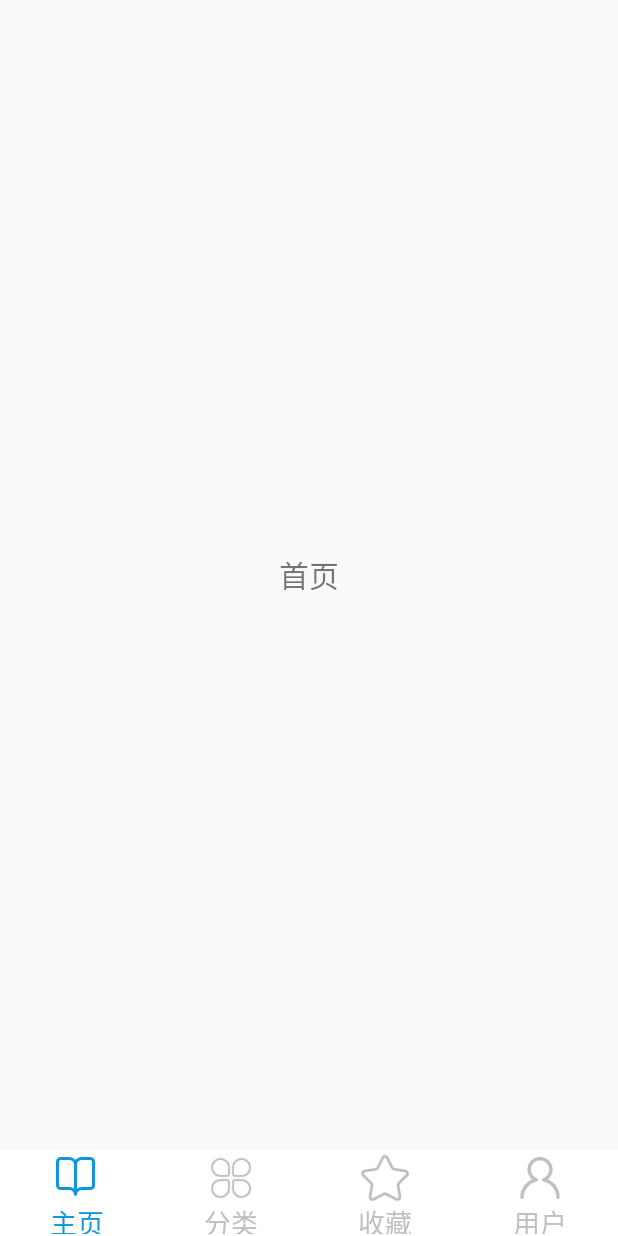
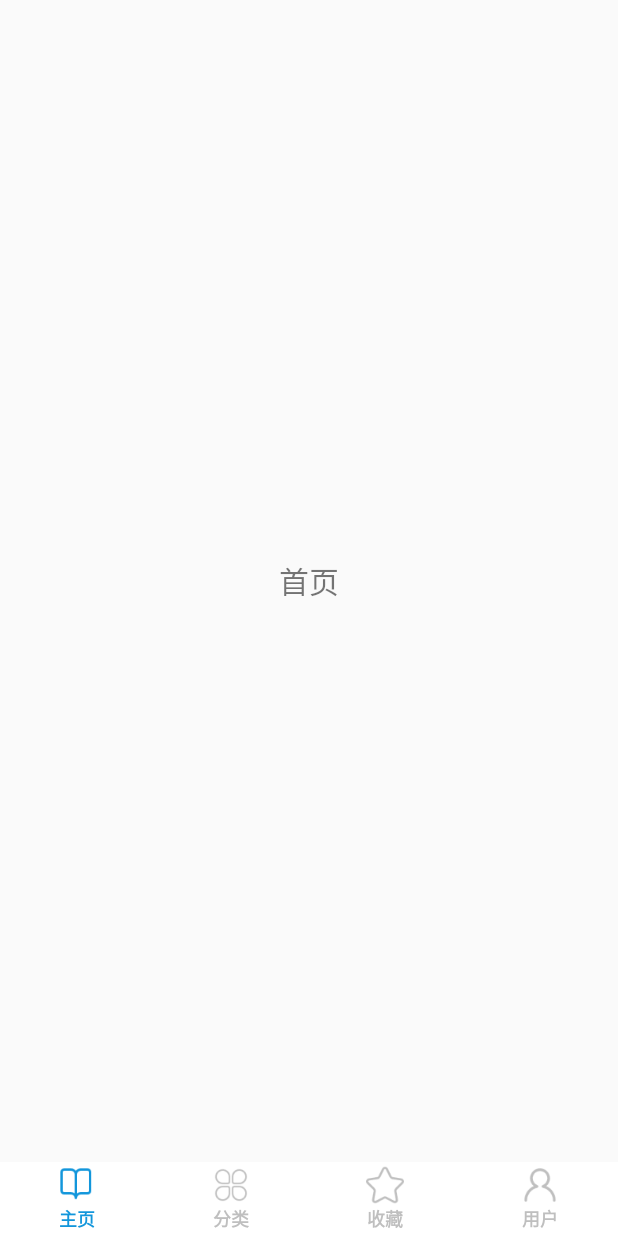
Before and after one commit to clyj/DriverBook, an Android app: the screen it shows after launch (MainActivity), on a phone screen of 412 x 824 dp. Run offline under Robolectric (Android 15) with nearby library versions, the phone set to English and light mode, and no system bars.

Commit message:
entry 0.1

```diff
--- /dev/null
+++ b/app/src/main/java/cn/ed2k/driverbook/activity/BaseActivity.java
@@ -0,0 +1,10 @@
+package cn.ed2k.driverbook.activity;
+
+import android.support.v7.app.AppCompatActivity;
+
+/**
+ * Created by 44525 on 2018/4/14.
+ */
+public class BaseActivity extends AppCompatActivity{
+
+}
--- /dev/null
+++ b/app/src/main/java/cn/ed2k/driverbook/activity/EntryActivity.java
@@ -0,0 +1,53 @@
+package cn.ed2k.driverbook.activity;
+
+import android.animation.Animator;
+import android.animation.AnimatorListenerAdapter;
+import android.animation.AnimatorSet;
+import android.animation.ObjectAnimator;
+import android.content.Intent;
+import android.support.v7.app.AppCompatActivity;
+import android.os.Bundle;
+import android.view.WindowManager;
+import android.widget.ImageView;
+
+
+import cn.ed2k.driverbook.R;
+
+public class EntryActivity extends BaseActivity {
+
+
+    private ImageView mSplashImage;
+    private Intent intent;
+    @Override
+    protected void onCreate(Bundle savedInstanceState) {
+        super.onCreate(savedInstanceState);
+        getWindow().setFlags(WindowManager.LayoutParams.FLAG_FULLSCREEN,
+                WindowManager.LayoutParams.FLAG_FULLSCREEN);
+        setContentView(R.layout.activity_entry);
+        animateImage();
+    }
+
+    private void animateImage(){
+        intent = new Intent(this,MainActivity.class);
+        mSplashImage = (ImageView) findViewById(R.id.entry_doge_bg);
+        ObjectAnimator animatorX = ObjectAnimator.ofFloat(mSplashImage,"scaleX",1f,1.6f);
+        ObjectAnimator animatorY = ObjectAnimator.ofFloat(mSplashImage,"scaleY",1f,1.6f);
+        ObjectAnimator animatoral = ObjectAnimator.ofFloat(mSplashImage,"alpha",1,0);
+
+        AnimatorSet set = new AnimatorSet();
+        set.setDuration(5000).play(animatorY).with(animatorX).with(animatoral);
+        set.start();
+
+        set.addListener(new AnimatorListenerAdapter() {
+            @Override
+            public void onAnimationEnd(Animator animation) {
+//                Intent intent = new Intent(this,MainActivity.class);
+                startActivity(intent);
+                finish();
+            }
+        });
+
+    }
+
+
+}
--- a/app/src/main/java/cn/ed2k/driverbook/activity/MainActivity.java
+++ b/app/src/main/java/cn/ed2k/driverbook/activity/MainActivity.java
@@ -1,5 +1,7 @@
 package cn.ed2k.driverbook.activity;
 
+import android.graphics.Rect;
+import android.graphics.drawable.Drawable;
 import android.os.Bundle;
 import android.support.design.widget.FloatingActionButton;
 import android.support.design.widget.Snackbar;
@@ -19,10 +21,7 @@ public class MainActivity extends AppCompatActivity implements RadioGroup.OnChec
 
 
     private RadioGroup rg_tab_bar;
-    private RadioButton rb_home;
-    private RadioButton rb_classify;
-    private RadioButton rb_love;
-    private RadioButton rb_user;
+    private RadioButton[] rbs;
     private ViewPager vpager;
 
     private FragmentPagerAdapter mAdapter;
@@ -43,18 +42,31 @@ public class MainActivity extends AppCompatActivity implements RadioGroup.OnChec
 
     private void bindViews(){
         rg_tab_bar = (RadioGroup)findViewById(R.id.rg_tab_bar);
-        rb_home = (RadioButton) findViewById(R.id.rb_home);
-        rb_classify = (RadioButton) findViewById(R.id.rb_classify);
-        rb_love = (RadioButton) findViewById(R.id.rb_love);
-        rb_user = (RadioButton) findViewById(R.id.rb_user);
+        rbs = new RadioButton[4];
+        rbs[PAGE_ONE] = (RadioButton) findViewById(R.id.rb_home);
+        rbs[PAGE_TWO] = (RadioButton) findViewById(R.id.rb_classify);
+        rbs[PAGE_THREE] = (RadioButton) findViewById(R.id.rb_love);
+        rbs[PAGE_FOUR] = (RadioButton) findViewById(R.id.rb_user);
         rg_tab_bar.setOnCheckedChangeListener(this);
+
+        for (RadioButton rb : rbs) {
+            //挨着给每个RadioButton加入drawable限制边距以控制显示大小
+            Drawable[] drs = rb.getCompoundDrawables();
+            //获取drawables
+            Rect r = new Rect(0, 0, drs[1].getMinimumWidth()*4/5, drs[1].getMinimumHeight()*4/5);
+            //定义一个Rect边界
+            drs[1].setBounds(r);
+
+            rb.setCompoundDrawables(null,drs[1],null,null);
+            //添加限制给控件
+        }
     }
 
     private void initView(){
         vpager = (ViewPager) findViewById(R.id.book_vpager);
         vpager.setAdapter(mAdapter);
         vpager.addOnPageChangeListener(this);
-        rb_home.setChecked(true);
+        rbs[PAGE_ONE].setChecked(true);
     }
     @Override
     public boolean onCreateOptionsMenu(Menu menu) {
@@ -111,16 +123,16 @@ public class MainActivity extends AppCompatActivity implements RadioGroup.OnChec
         if (state == 2){
             switch (vpager.getCurrentItem()){
                 case PAGE_ONE:
-                    rb_home.setChecked(true);
+                    rbs[PAGE_ONE].setChecked(true);
                     break;
                 case PAGE_TWO:
-                    rb_classify.setChecked(true);
+                    rbs[PAGE_TWO].setChecked(true);
                     break;
                 case PAGE_THREE:
-                    rb_love.setChecked(true);
+                    rbs[PAGE_THREE].setChecked(true);
                     break;
                 case PAGE_FOUR:
-                    rb_user.setChecked(true);
+                    rbs[PAGE_FOUR].setChecked(true);
                     break;
             }
         }
--- /dev/null
+++ b/app/src/main/java/cn/ed2k/driverbook/app/App.java
@@ -0,0 +1,16 @@
+package cn.ed2k.driverbook.app;
+
+import android.app.Application;
+
+/**
+ * Created by 44525 on 2018/4/14.
+ */
+public class App extends Application{
+
+    @Override
+    public void onCreate() {
+        super.onCreate();
+    }
+
+
+}
--- a/app/src/main/res/layout/activity_main.xml
+++ b/app/src/main/res/layout/activity_main.xml
@@ -9,7 +9,7 @@
     <RadioGroup
         android:id="@+id/rg_tab_bar"
         android:layout_width="match_parent"
-        android:layout_height="56dp"
+        android:layout_height="48dp"
         android:layout_alignParentBottom="true"
         android:background="@color/bg_whith"
         android:orientation="horizontal">
--- a/app/src/main/res/values/strings.xml
+++ b/app/src/main/res/values/strings.xml
@@ -1,5 +1,5 @@
 <resources>
-    <string name="app_name">DriverBook</string>
+    <string name="app_name">freebook</string>
     <string name="action_settings">Settings</string>
     <string name="tab_menu_home">主页</string>
     <string name="tab_menu_class">分类</string>
--- a/app/src/main/res/values/styles.xml
+++ b/app/src/main/res/values/styles.xml
@@ -26,7 +26,8 @@
         <item name="android:paddingTop">1dp</item>
         <item name="android:paddingBottom">1dp</item>
         <item name="android:textColor">@drawable/tab_menu_text</item>
-        <item name="android:textSize">18sp</item>
+        <item name="android:textSize">12sp</item>
+        <item name="android:textStyle">bold</item>
     </style>
 
 </resources>
```
Also changed, not shown: app/src/main/AndroidManifest.xml (+6 -1 lines), app/src/main/res/layout/activity_entry.xml (added, +37 -0 lines), app/src/main/res/values/custom_theme_styles.xml (added, +18 -0 lines), app/src/main/res/mipmap-xhdpi/doge.png (added), 1 other file.
